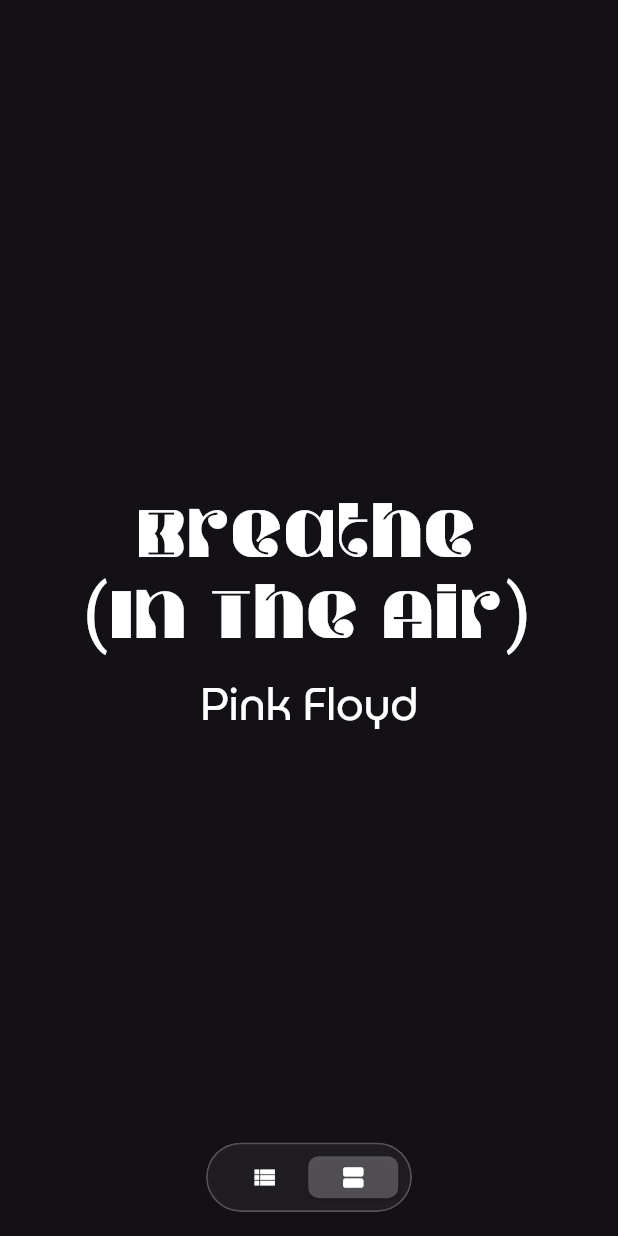
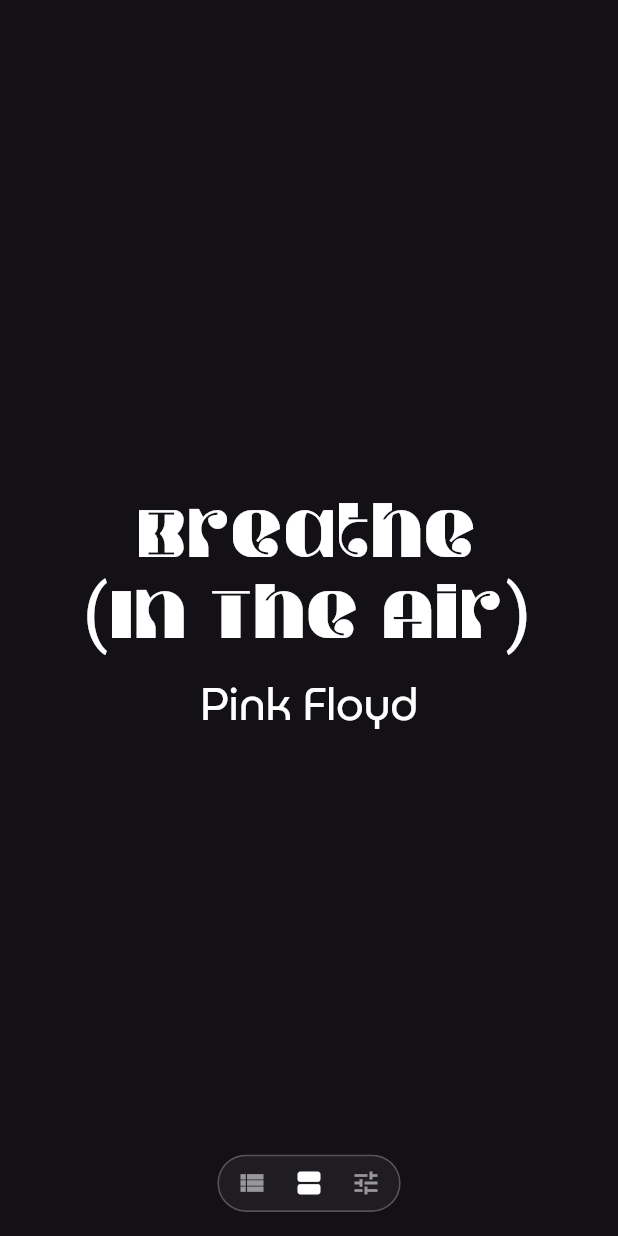
Before and after one commit to joshuarrr/fontsplorer, a Flutter app: the screen it shows after launch, on a phone screen of 412 x 824 dp. Run offline on Flutter 3.47's test engine with Material 3 defaults, Android fonts, the phone set to English and light mode, and no system bars; project files that could hold a hidden picture were left out.

Commit message:
font info drawer

```diff
--- a/lib/main.dart
+++ b/lib/main.dart
@@ -1,6 +1,9 @@
 import 'package:flutter/material.dart';
 import 'package:flutter/cupertino.dart';
 import 'dart:ui' as ui;
+
+// Use a root navigator key so modal sheets always open regardless of local context
+final GlobalKey<NavigatorState> rootNavigatorKey = GlobalKey<NavigatorState>();
 
 // Domain model representing an entry of title + artist with style settings.
 class FontCardSpec {
@@ -172,10 +175,13 @@ class FontSplorerApp extends StatefulWidget {
 class _FontSplorerAppState extends State<FontSplorerApp> {
   BrowserMode _mode = BrowserMode.card;
   int? _selectedIndex; // For dimming non-selected items when the sheet is open
+  bool _showSettings = false;
+  double _scale = 1.0; // 0.7 – 1.3
 
   @override
   Widget build(BuildContext context) {
     return MaterialApp(
+      navigatorKey: rootNavigatorKey,
       debugShowCheckedModeBanner: false,
       title: 'fontsplorer',
       theme: ThemeData(
@@ -192,6 +198,7 @@ class _FontSplorerAppState extends State<FontSplorerApp> {
               child: _mode == BrowserMode.list
                   ? _FontListView(
                       specs: kSpecs,
+                      scale: _scale,
                       selectedIndex: _selectedIndex,
                       onTapSpec: (int index, FontCardSpec spec) async {
                         setState(() => _selectedIndex = index);
@@ -201,6 +208,7 @@ class _FontSplorerAppState extends State<FontSplorerApp> {
                     )
                   : _FontCardPager(
                       specs: kSpecs,
+                      scale: _scale,
                       selectedIndex: _selectedIndex,
                       onTapSpec: (int index, FontCardSpec spec) async {
                         setState(() => _selectedIndex = index);
@@ -215,9 +223,25 @@ class _FontSplorerAppState extends State<FontSplorerApp> {
               alignment: Alignment.bottomCenter,
               child: SafeArea(
                 minimum: const EdgeInsets.only(bottom: 16, left: 24, right: 24),
-                child: _ModeSegmentedControl(
+                child: Column(
+                  mainAxisSize: MainAxisSize.min,
+                  children: [
+                    if (_showSettings)
+                      _ScaleSlider(
+                        value: _scale,
+                        onChanged: (double v) => setState(() => _scale = v),
+                      ),
+                    _ModeSegmentedControl(
                       mode: _mode,
-                  onChanged: (BrowserMode m) => setState(() => _mode = m),
+                      showSettings: _showSettings,
+                      onChanged: (BrowserMode m) => setState(() {
+                        _mode = m;
+                        _showSettings = false;
+                      }),
+                      onToggleSettings: () =>
+                          setState(() => _showSettings = !_showSettings),
+                    ),
+                  ],
                 ),
               ),
             ),
@@ -229,9 +253,16 @@ class _FontSplorerAppState extends State<FontSplorerApp> {
 }
 
 class _ModeSegmentedControl extends StatelessWidget {
-  const _ModeSegmentedControl({required this.mode, required this.onChanged});
+  const _ModeSegmentedControl({
+    required this.mode,
+    required this.onChanged,
+    required this.onToggleSettings,
+    required this.showSettings,
+  });
   final BrowserMode mode;
   final ValueChanged<BrowserMode> onChanged;
+  final VoidCallback onToggleSettings;
+  final bool showSettings;
 
   @override
   Widget build(BuildContext context) {
@@ -245,24 +276,91 @@ class _ModeSegmentedControl extends StatelessWidget {
             borderRadius: BorderRadius.circular(28),
             border: Border.all(color: Colors.white24, width: 1.2),
           ),
-          padding: const EdgeInsets.symmetric(horizontal: 6, vertical: 6),
-          child: CupertinoSlidingSegmentedControl<BrowserMode>(
-            backgroundColor: Colors.transparent,
-            thumbColor: Colors.white24,
-            groupValue: mode,
-            onValueChanged: (BrowserMode? value) {
-              if (value != null) onChanged(value);
-            },
-            children: const <BrowserMode, Widget>{
-              BrowserMode.list: Padding(
-                padding: EdgeInsets.symmetric(horizontal: 10, vertical: 4),
-                child: Icon(Icons.view_list, size: 18, color: Colors.white),
+          padding: const EdgeInsets.symmetric(horizontal: 12, vertical: 8),
+          child: Row(
+            mainAxisSize: MainAxisSize.min,
+            children: [
+              _IconTab(
+                icon: Icons.view_list,
+                selected: mode == BrowserMode.list,
+                onTap: () => onChanged(BrowserMode.list),
               ),
-              BrowserMode.card: Padding(
-                padding: EdgeInsets.symmetric(horizontal: 10, vertical: 4),
-                child: Icon(Icons.view_agenda, size: 18, color: Colors.white),
+              const SizedBox(width: 18),
+              _IconTab(
+                icon: Icons.view_agenda,
+                selected: mode == BrowserMode.card,
+                onTap: () => onChanged(BrowserMode.card),
               ),
-            },
+              const SizedBox(width: 18),
+              _IconTab(
+                icon: Icons.tune, // sliders icon
+                selected: showSettings,
+                onTap: onToggleSettings,
+              ),
+            ],
+          ),
+        ),
+      ),
+    );
+  }
+}
+
+class _IconTab extends StatelessWidget {
+  const _IconTab({
+    required this.icon,
+    required this.selected,
+    required this.onTap,
+  });
+  final IconData icon;
+  final bool selected;
+  final VoidCallback onTap;
+
+  @override
+  Widget build(BuildContext context) {
+    final Color color = selected ? Colors.white : Colors.white54;
+    return GestureDetector(
+      onTap: onTap,
+      child: Icon(icon, size: 20, color: color),
+    );
+  }
+}
+
+class _ScaleSlider extends StatelessWidget {
+  const _ScaleSlider({required this.value, required this.onChanged});
+  final double value;
+  final ValueChanged<double> onChanged;
+
+  @override
+  Widget build(BuildContext context) {
+    return Padding(
+      padding: const EdgeInsets.only(bottom: 10),
+      child: ClipRRect(
+        borderRadius: BorderRadius.circular(24),
+        child: BackdropFilter(
+          filter: ui.ImageFilter.blur(sigmaX: 10, sigmaY: 10),
+          child: Container(
+            decoration: BoxDecoration(
+              color: const Color(0x0DFFFFFF),
+              borderRadius: BorderRadius.circular(24),
+              border: Border.all(color: Colors.white24, width: 1.2),
+            ),
+            padding: const EdgeInsets.symmetric(horizontal: 16, vertical: 8),
+            child: Row(
+              mainAxisSize: MainAxisSize.min,
+              children: [
+                const Icon(Icons.remove, color: Colors.white54, size: 18),
+                SizedBox(
+                  width: 180,
+                  child: CupertinoSlider(
+                    min: 0.7,
+                    max: 1.3,
+                    value: value.clamp(0.7, 1.3),
+                    onChanged: onChanged,
+                  ),
+                ),
+                const Icon(Icons.add, color: Colors.white54, size: 18),
+              ],
+            ),
           ),
         ),
       ),
@@ -362,10 +460,12 @@ class _FontCard extends StatelessWidget {
 class _FontListView extends StatelessWidget {
   const _FontListView({
     required this.specs,
+    required this.scale,
     this.selectedIndex,
     this.onTapSpec,
   });
   final List<FontCardSpec> specs;
+  final double scale;
   final int? selectedIndex;
   final void Function(int index, FontCardSpec spec)? onTapSpec;
 
@@ -380,9 +480,12 @@ class _FontListView extends StatelessWidget {
         final bool isDimmed = selectedIndex != null && selectedIndex != index;
         return Opacity(
           opacity: isDimmed ? 0.2 : 1.0,
+          child: Transform.scale(
+            scale: scale,
             child: _FontCard(
               spec: spec,
               onTap: () => onTapSpec?.call(index, spec),
+            ),
           ),
         );
       },
@@ -393,10 +496,12 @@ class _FontListView extends StatelessWidget {
 class _FontCardPager extends StatelessWidget {
   const _FontCardPager({
     required this.specs,
+    required this.scale,
     this.selectedIndex,
     this.onTapSpec,
   });
   final List<FontCardSpec> specs;
+  final double scale;
   final int? selectedIndex;
   final void Function(int index, FontCardSpec spec)? onTapSpec;
 
@@ -411,9 +516,12 @@ class _FontCardPager extends StatelessWidget {
           padding: const EdgeInsets.symmetric(horizontal: 24),
           child: Opacity(
             opacity: isDimmed ? 0.25 : 1.0,
+            child: Transform.scale(
+              scale: scale,
               child: _FontCard(
                 spec: specs[index],
                 onTap: () => onTapSpec?.call(index, specs[index]),
+              ),
             ),
           ),
         );
@@ -424,7 +532,7 @@ class _FontCardPager extends StatelessWidget {
 
 Future<void> _showSpecSheet(BuildContext context, FontCardSpec spec) async {
   return showModalBottomSheet<void>(
-    context: context,
+    context: rootNavigatorKey.currentContext ?? context,
     backgroundColor: Colors.transparent,
     isScrollControlled: true,
     showDragHandle: true,
```
Lines whose indentation alone changed are shown as unchanged.
